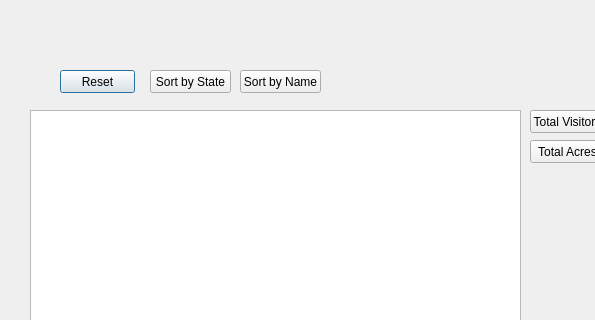
Above: parksdisplay.ui from smoreno11/NationalParksProject before the change; both pictures show x 0 to 595 and y 0 to 320 of the 764 by 504 pixel window. Below: the same form after it.
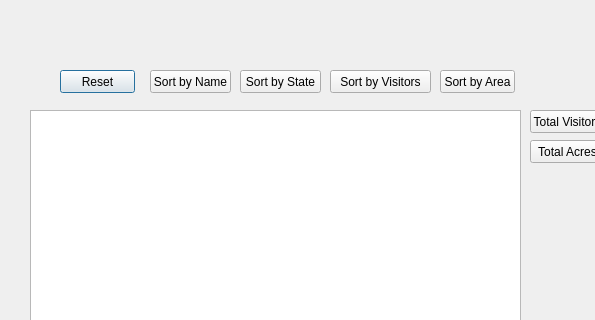
That is the form after the change.

Commit message: Added sort by visitors and acres

Patch:
```diff
--- a/parksdisplay.ui
+++ b/parksdisplay.ui
@@ -39,7 +39,7 @@
   <widget class="QPushButton" name="nameButton">
    <property name="geometry">
     <rect>
-     <x>150</x>
+     <x>240</x>
      <y>70</y>
      <width>81</width>
      <height>23</height>
@@ -78,7 +78,7 @@
   <widget class="QPushButton" name="parkNameButton">
    <property name="geometry">
     <rect>
-     <x>240</x>
+     <x>150</x>
      <y>70</y>
      <width>81</width>
      <height>23</height>
@@ -88,6 +88,32 @@
     <string>Sort by Name</string>
    </property>
   </widget>
+  <widget class="QPushButton" name="areaButton">
+   <property name="geometry">
+    <rect>
+     <x>440</x>
+     <y>70</y>
+     <width>75</width>
+     <height>23</height>
+    </rect>
+   </property>
+   <property name="text">
+    <string>Sort by Area</string>
+   </property>
+  </widget>
+  <widget class="QPushButton" name="visitorsButton">
+   <property name="geometry">
+    <rect>
+     <x>330</x>
+     <y>70</y>
+     <width>101</width>
+     <height>23</height>
+    </rect>
+   </property>
+   <property name="text">
+    <string>Sort by Visitors</string>
+   </property>
+  </widget>
  </widget>
  <resources/>
  <connections/>
```
The commit also changes 3 other files.
